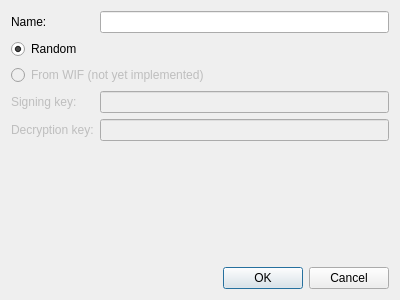
Qt form hyperbit/gui/data/NewUserDialog.ui (g1itch/hyperbit) before a commit.
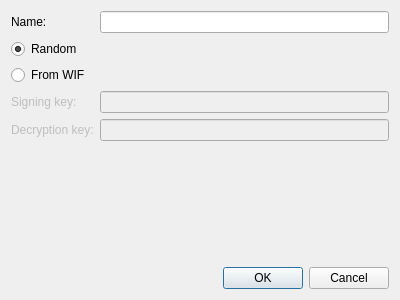
The same form after that commit.

What changed in the file:
```diff
--- a/hyperbit/gui/data/NewUserDialog.ui
+++ b/hyperbit/gui/data/NewUserDialog.ui
@@ -37,12 +37,9 @@
       </widget>
      </item>
      <item row="4" column="0" colspan="2">
-      <widget class="QRadioButton" name="radioButton_2">
-       <property name="enabled">
-        <bool>false</bool>
-       </property>
+      <widget class="QRadioButton" name="wif">
        <property name="text">
-        <string>From WIF (not yet implemented)</string>
+        <string>From WIF</string>
        </property>
       </widget>
      </item>
```
Left out of the diff: 28 changed lines with no effect on the pictures.
